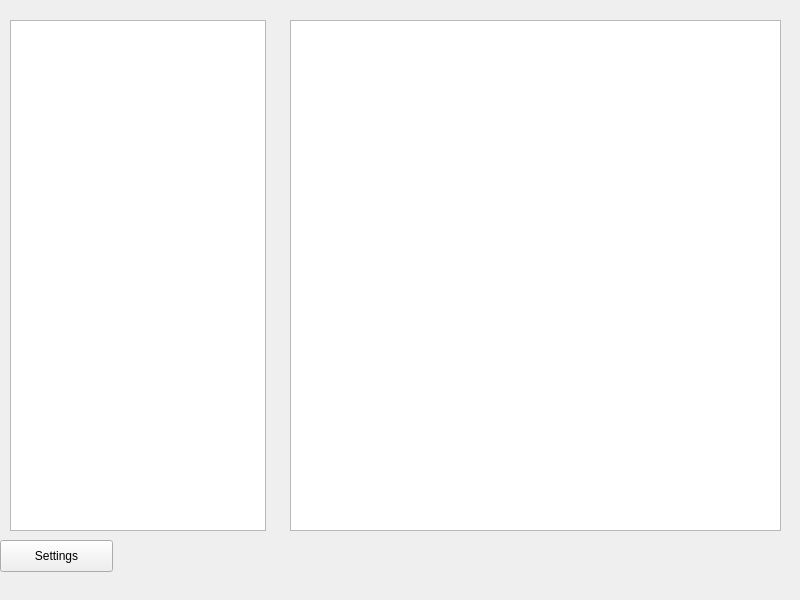
Old version of the form src/gui/noteswindow.ui in the repository amazingblue/NextCloudNotesQT.
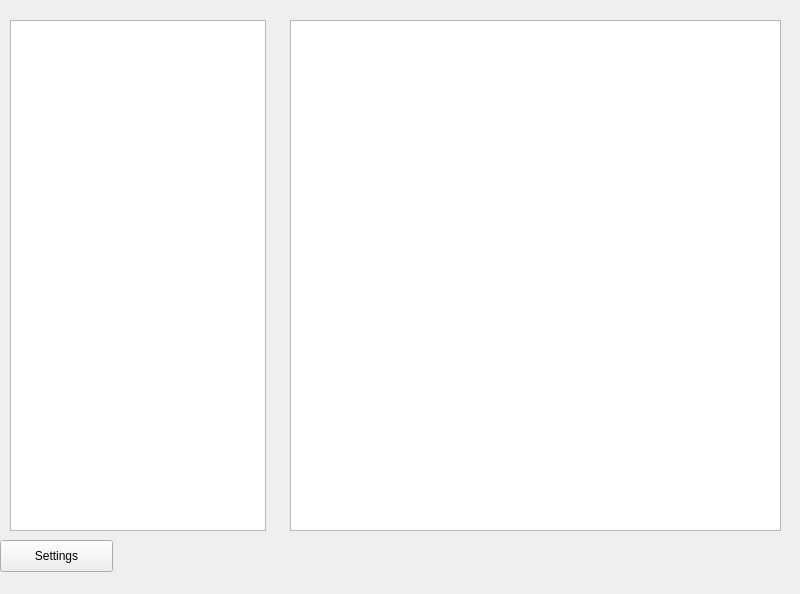
New version of the form.

Commit message: Manage network thread in a different way

The edit to the form file:
```diff
--- a/src/gui/noteswindow.ui
+++ b/src/gui/noteswindow.ui
@@ -7,7 +7,7 @@
     <x>0</x>
     <y>0</y>
     <width>800</width>
-    <height>600</height>
+    <height>594</height>
    </rect>
   </property>
   <property name="windowTitle">
```
The commit also changes 2 other files.
